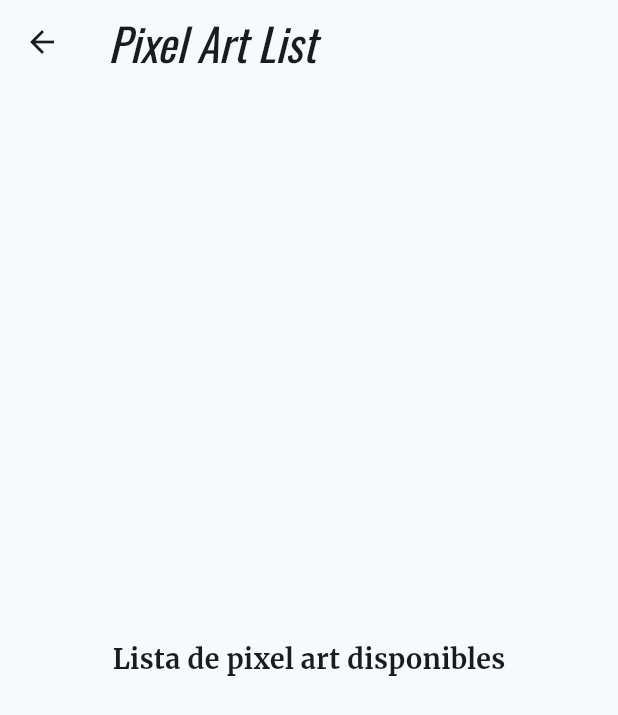
After one commit to mmoscosodcl/3479A321_202502, a Flutter app: the ListCreationScreen screen opened directly, on a phone screen of 412 x 824 dp. The commit adds this screen. Shown: the top 715 px of the screen. Run offline on Flutter 3.47's test engine with Material 3 defaults, Android fonts, the phone set to English and light mode, and no system bars; our stand-ins replace google_fonts, logger.

Commit message:
Finalizacion de la primera version de las pantallas

```diff
--- a/lib/main.dart
+++ b/lib/main.dart
@@ -1,6 +1,7 @@
 import 'package:flutter/material.dart';
 import 'package:google_fonts/google_fonts.dart';
 import 'package:logger/logger.dart';
+import 'package:playground_2502/screens/list_creations.dart';
 import 'package:playground_2502/screens/my_home_page.dart';
 import 'package:playground_2502/screens/list_art.dart';
 void main() {
@@ -35,7 +36,7 @@ class MyApp extends StatelessWidget {
       )
       ),
       home: const MyHomePage(title: '3479A321_202502'),
-      //home: ListArtScreen(),
+      //home: ListCreationScreen(),
     );
   }
 }
--- /dev/null
+++ b/lib/screens/list_creations.dart
@@ -0,0 +1,18 @@
+import 'package:flutter/material.dart';
+
+class ListCreationScreen extends StatelessWidget {
+  @override
+  Widget build(BuildContext context) {
+    return Scaffold(
+      appBar: AppBar(
+        title: Text('Pixel Art List'),
+      ),
+      body: Center(
+        child: Text(
+          'Lista de pixel art disponibles',
+          style: TextStyle(fontSize: 18, fontWeight: FontWeight.bold),
+        ),
+      ),
+    );
+  }
+}
--- a/lib/screens/my_home_page.dart
+++ b/lib/screens/my_home_page.dart
@@ -2,6 +2,7 @@ import 'package:flutter/material.dart';
 import 'package:logger/logger.dart';
 import 'package:playground_2502/screens/about.dart';
 import 'package:playground_2502/screens/list_art.dart';
+import 'package:playground_2502/screens/list_creations.dart';
 
 
 class MyHomePage extends StatefulWidget {
@@ -65,12 +66,22 @@ class _MyHomePageState extends State<MyHomePage> {
             MaterialPageRoute(builder: (context) => AboutScreen()), // Navigate to AboutScreen
           );
         }
+        if (value == 'list_creation') {
+          Navigator.push(
+            context,
+            MaterialPageRoute(builder: (context) => ListCreationScreen()), // Navigate to ListCreationScreen
+          );
+        }
       },
       itemBuilder: (BuildContext context) {
         return [
           const PopupMenuItem<String>(
             value: 'about',
             child: Text('About'),
+          ),
+          const PopupMenuItem<String>(
+            value: 'list_creation',
+            child: Text('Lista Creaciones'),
           ),
         ];
       },
```
Also changed, not shown: 1 other file.
